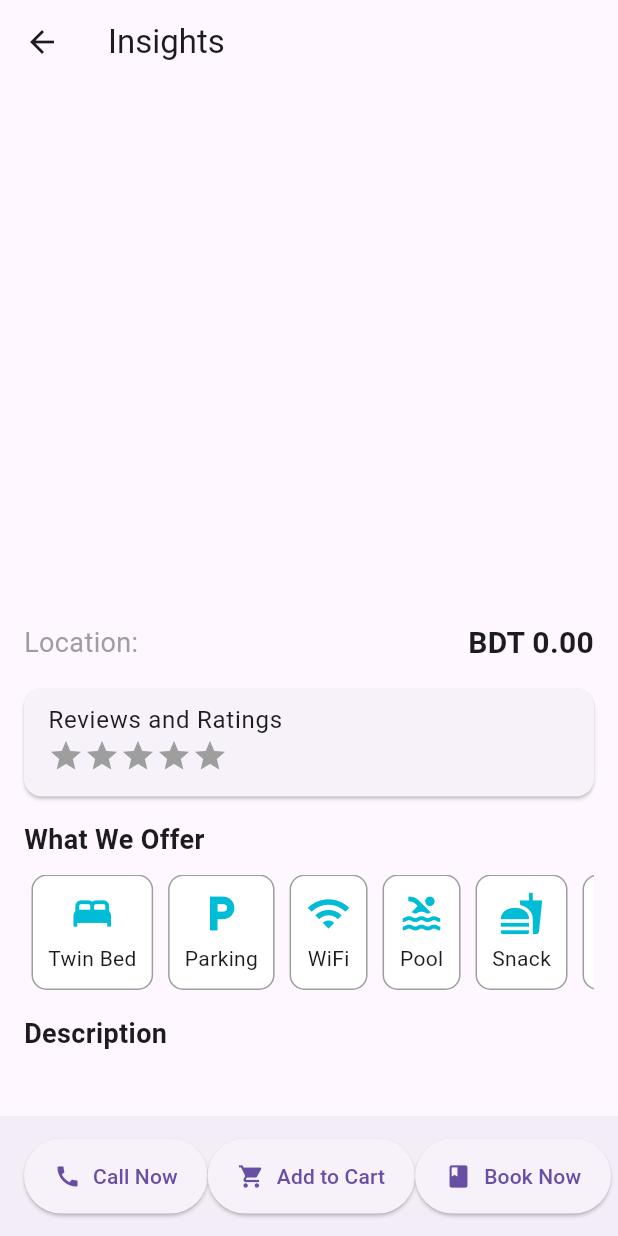
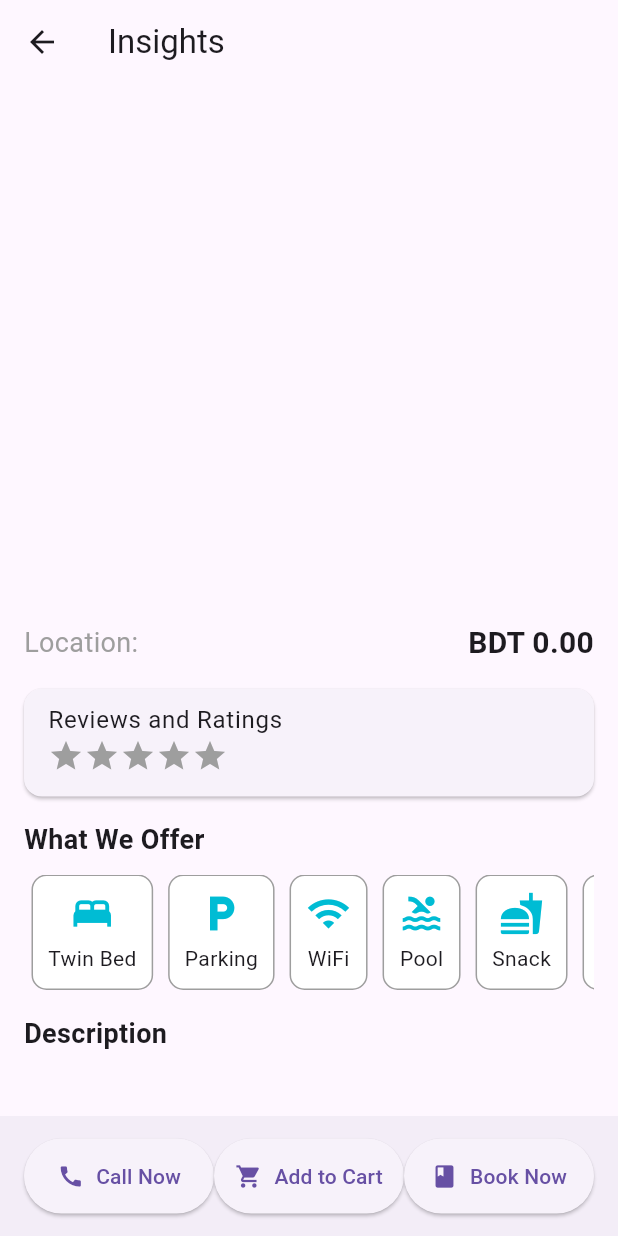
Before and after one commit to Naeem739/FireBaseProject, a Flutter app: the DetailsRoomPage screen opened directly with empty values, on a phone screen of 412 x 824 dp. Run offline on Flutter 3.47's test engine with Material 3 defaults, Android fonts, the light colour scheme and no system bars; our stand-ins replace cloud_firestore, firebase_auth, firebase_core, shared_preferences; accounts and stored records are empty.

Commit message:
small_changes

```diff
--- a/lib/details_room_page.dart
+++ b/lib/details_room_page.dart
@@ -199,9 +199,12 @@ class _DetailsRoomPageState extends State<DetailsRoomPage> {
                     child: Row(
                       mainAxisAlignment: MainAxisAlignment.spaceBetween,
                       children: [
-                        Text(
+                        Flexible(
+                          child: Text(
                             'Location: ${roomData!['location']}',
                             style: TextStyle(fontSize: 18, color: Colors.grey),
+                            overflow: TextOverflow.ellipsis,
+                          ),
                         ),
                         Text(
                           'BDT ${roomData!['price'].toStringAsFixed(2)}',
@@ -290,8 +293,7 @@ class _DetailsRoomPageState extends State<DetailsRoomPage> {
                           child: Row(
                             children: <Widget>[
                               _buildOfferIcon(Icons.bed, 'Twin Bed'),
-                              _buildOfferIcon(
-                                  Icons.local_parking, 'Parking'),
+                              _buildOfferIcon(Icons.local_parking, 'Parking'),
                               _buildOfferIcon(Icons.wifi, 'WiFi'),
                               _buildOfferIcon(Icons.pool, 'Pool'),
                               _buildOfferIcon(Icons.fastfood, 'Snack'),
@@ -330,26 +332,30 @@ class _DetailsRoomPageState extends State<DetailsRoomPage> {
         child: Row(
           mainAxisAlignment: MainAxisAlignment.spaceAround,
           children: [
-            ElevatedButton.icon(
+            Expanded(
+              child: ElevatedButton.icon(
                 onPressed: () {
                   _makePhoneCall('tel:+8801623094662');
                 },
                 icon: Icon(Icons.call),
                 label: Text('Call Now'),
                 style: ElevatedButton.styleFrom(
-                padding: EdgeInsets.symmetric(vertical: 15, horizontal: 20),
+                  padding: EdgeInsets.symmetric(vertical: 15),
+                ),
               ),
             ),
             isInCart
-                ? ElevatedButton(
+                ? Expanded(
+                    child: ElevatedButton(
                       onPressed: null,
                       child: Text('Already in Cart'),
                       style: ElevatedButton.styleFrom(
-                      padding:
-                          EdgeInsets.symmetric(vertical: 15, horizontal: 20),
+                        padding: EdgeInsets.symmetric(vertical: 15),
+                      ),
                     ),
                   )
-                : ElevatedButton.icon(
+                : Expanded(
+                    child: ElevatedButton.icon(
                       onPressed: roomData == null
                           ? null
                           : () {
@@ -358,20 +364,22 @@ class _DetailsRoomPageState extends State<DetailsRoomPage> {
                       icon: Icon(Icons.shopping_cart),
                       label: Text('Add to Cart'),
                       style: ElevatedButton.styleFrom(
-                      padding:
-                          EdgeInsets.symmetric(vertical: 15, horizontal: 20),
+                        padding: EdgeInsets.symmetric(vertical: 15),
+                      ),
                     ),
                   ),
             roomData == null || roomData!['status'] == true
-                ? ElevatedButton(
+                ? Expanded(
+                    child: ElevatedButton(
                       onPressed: null,
                       child: Text('Already Booked'),
                       style: ElevatedButton.styleFrom(
-                      padding:
-                          EdgeInsets.symmetric(vertical: 15, horizontal: 20),
+                        padding: EdgeInsets.symmetric(vertical: 15),
+                      ),
                     ),
                   )
-                : ElevatedButton.icon(
+                : Expanded(
+                    child: ElevatedButton.icon(
                       onPressed: () {
                         Navigator.push(
                           context,
@@ -384,8 +392,8 @@ class _DetailsRoomPageState extends State<DetailsRoomPage> {
                       icon: Icon(Icons.book),
                       label: Text('Book Now'),
                       style: ElevatedButton.styleFrom(
-                      padding:
-                          EdgeInsets.symmetric(vertical: 15, horizontal: 20),
+                        padding: EdgeInsets.symmetric(vertical: 15),
+                      ),
                     ),
                   ),
           ],
@@ -427,7 +435,8 @@ void main() {
     debugShowCheckedModeBanner: false,
     home: DetailsRoomPage(
       roomId: 'abc123', // Replace with actual room ID from your Firestore
-      collectionName: 'rooms', // Replace with actual collection name from your Firestore
+      collectionName:
+          'rooms', // Replace with actual collection name from your Firestore
     ),
   ));
 }
--- a/lib/home.dart
+++ b/lib/home.dart
@@ -123,7 +123,9 @@ class _HomePageState extends State<HomePage> {
               },
             ),
             ListTile(
-              leading: Icon(Icons.logout),
+              leading: Icon(Icons.logout, color: Colors.white
+
+              ),
               title: Text('Logout'),
               onTap: _handleLogout,
             ),
--- a/lib/manage_database.dart
+++ b/lib/manage_database.dart
@@ -1,12 +1,21 @@
 import 'package:flutter/material.dart';
 import 'manage_database_page.dart';
+// Assuming you have a LoginPage widget in login_page.dart
+import 'login_page.dart';
 
 class ManageDatabase extends StatelessWidget {
   final List<Map<String, dynamic>> sections = [
     {
       'title': 'Insert Rooms',
       'collection': 'rooms',
-      'fields': ['name', 'location', 'price', 'description', 'images', 'status'],
+      'fields': [
+        'name',
+        'location',
+        'price',
+        'description',
+        'images',
+        'status'
+      ],
       'color': Colors.blueAccent,
     },
     {
@@ -18,7 +27,13 @@ class ManageDatabase extends StatelessWidget {
     {
       'title': 'Room Booking',
       'collection': 'room_booking',
-      'fields': ['start_date', 'end_date', 'transaction_id', 'user_email', 'room_id'],
+      'fields': [
+        'start_date',
+        'end_date',
+        'transaction_id',
+        'user_email',
+        'room_id'
+      ],
       'color': Colors.green,
     },
     {
@@ -34,6 +49,19 @@ class ManageDatabase extends StatelessWidget {
     return Scaffold(
       appBar: AppBar(
         title: Text('Manage Database'),
+        actions: [
+          IconButton(
+            icon: Icon(Icons.logout),
+            onPressed: () {
+              // Add your logout functionality here
+              // For example, FirebaseAuth.instance.signOut();
+              Navigator.pushReplacement(
+                context,
+                MaterialPageRoute(builder: (context) => LoginPage()),
+              );
+            },
+          ),
+        ],
       ),
       body: Padding(
         padding: const EdgeInsets.all(16.0),
@@ -53,7 +81,9 @@ class ManageDatabase extends StatelessWidget {
                         title: section['title'],
                         collection: section['collection'],
                         fields: section['fields'],
-                        defaultValues: section['collection'] == 'rooms' ? {'status': false} : null,
+                        defaultValues: section['collection'] == 'rooms'
+                            ? {'status': false}
+                            : null,
                       ),
                     ),
                   );
```
Also changed, not shown: 4 other files. Lines whose indentation alone changed are shown as unchanged.
